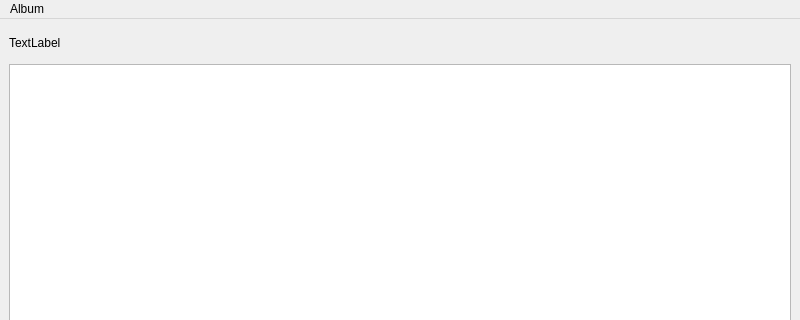
Qt form src/mainwindow.ui (Zheng-Bote/qt_desktop-gallery) before a commit; both pictures show x 0 to 800 and y 0 to 320 of the 800 by 600 pixel window.
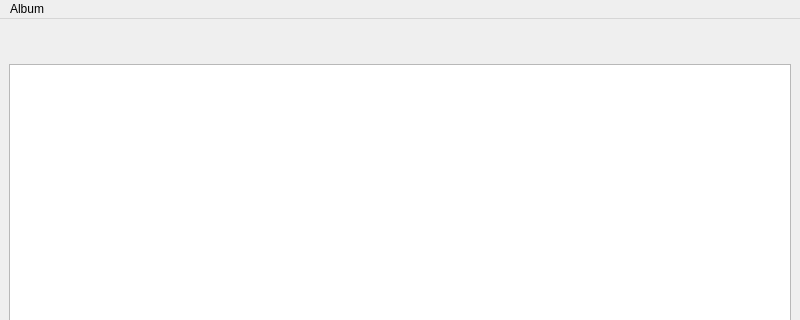
The same form after that commit. Icons and pictures are not drawn.

What changed in the file:
```diff
--- a/src/mainwindow.ui
+++ b/src/mainwindow.ui
@@ -38,7 +38,7 @@
          </size>
         </property>
         <property name="text">
-         <string>TextLabel</string>
+         <string/>
         </property>
        </widget>
       </item>
```
Left out of the diff: 2 changed lines with no effect on the pictures.
